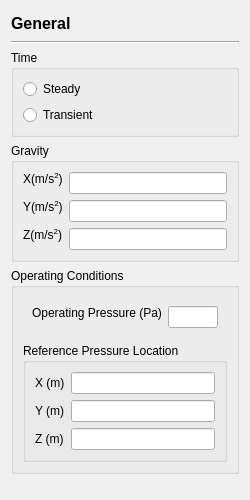
Old version of the form baramFlow/view/setup/general/general_page.ui in the repository nextfoam/baram.
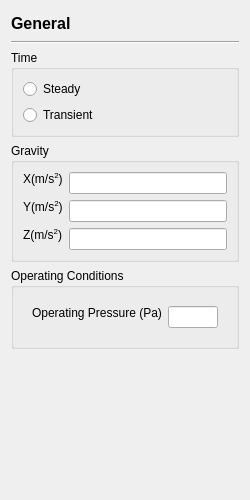
New version of the form.

Commit message: baram#431 Setup 메뉴 General 페이지에서 Reference Pressure Location 설정 기능 제거

```diff
--- a/baramFlow/view/setup/general/general_page.ui
+++ b/baramFlow/view/setup/general/general_page.ui
@@ -188,66 +188,6 @@
         </layout>
        </widget>
       </item>
-      <item>
-       <widget class="QGroupBox" name="groupBox_3">
-        <property name="title">
-         <string>Reference Pressure Location</string>
-        </property>
-        <layout class="QFormLayout" name="formLayout_5">
-         <item row="0" column="0">
-          <widget class="QLabel" name="label_14">
-           <property name="text">
-            <string>X (m)</string>
-           </property>
-          </widget>
-         </item>
-         <item row="0" column="1">
-          <widget class="QLineEdit" name="pressureLocationX">
-           <property name="enabled">
-            <bool>true</bool>
-           </property>
-           <property name="text">
-            <string/>
-           </property>
-          </widget>
-         </item>
-         <item row="1" column="0">
-          <widget class="QLabel" name="label_15">
-           <property name="text">
-            <string>Y (m)</string>
-           </property>
-          </widget>
-         </item>
-         <item row="1" column="1">
-          <widget class="QLineEdit" name="pressureLocationY">
-           <property name="enabled">
-            <bool>true</bool>
-           </property>
-           <property name="text">
-            <string/>
-           </property>
-          </widget>
-         </item>
-         <item row="2" column="0">
-          <widget class="QLabel" name="label_16">
-           <property name="text">
-            <string>Z (m)</string>
-           </property>
-          </widget>
-         </item>
-         <item row="2" column="1">
-          <widget class="QLineEdit" name="pressureLocationZ">
-           <property name="enabled">
-            <bool>true</bool>
-           </property>
-           <property name="text">
-            <string/>
-           </property>
-          </widget>
-         </item>
-        </layout>
-       </widget>
-      </item>
      </layout>
     </widget>
    </item>
```
The commit also changes 1 other file.
